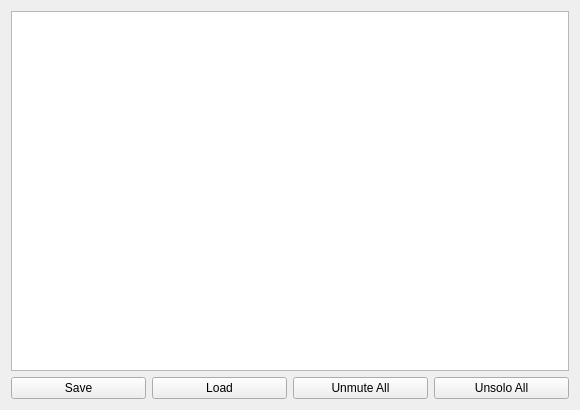
Above: qmidiplayer-desktop/qmpchannelswindow.ui from chirs241097/QMidiPlayer before the change. Below: the same form after it.
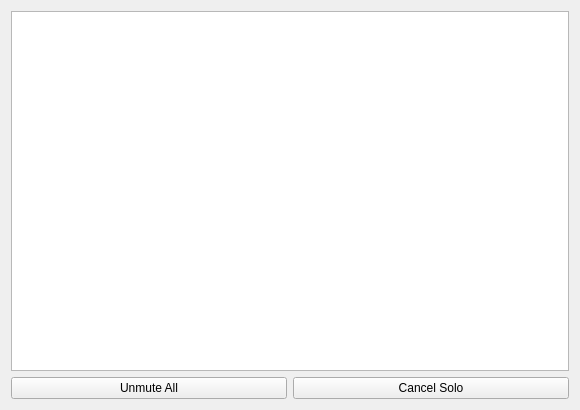
That is the form after the change.

```diff
--- a/qmidiplayer-desktop/qmpchannelswindow.ui
+++ b/qmidiplayer-desktop/qmpchannelswindow.ui
@@ -29,26 +29,6 @@
    </item>
    <item>
     <layout class="QHBoxLayout" name="horizontalLayout">
-     <item>
-      <widget class="QPushButton" name="pbSave">
-       <property name="text">
-        <string>Save</string>
-       </property>
-       <property name="iconSize">
-        <size>
-         <width>16</width>
-         <height>16</height>
-        </size>
-       </property>
-      </widget>
-     </item>
-     <item>
-      <widget class="QPushButton" name="pbLoad">
-       <property name="text">
-        <string>Load</string>
-       </property>
-      </widget>
-     </item>
      <item>
       <widget class="QPushButton" name="pbUnmute">
        <property name="text">
@@ -59,7 +39,7 @@
      <item>
       <widget class="QPushButton" name="pbUnsolo">
        <property name="text">
-        <string>Unsolo All</string>
+        <string>Cancel Solo</string>
        </property>
       </widget>
      </item>
```
